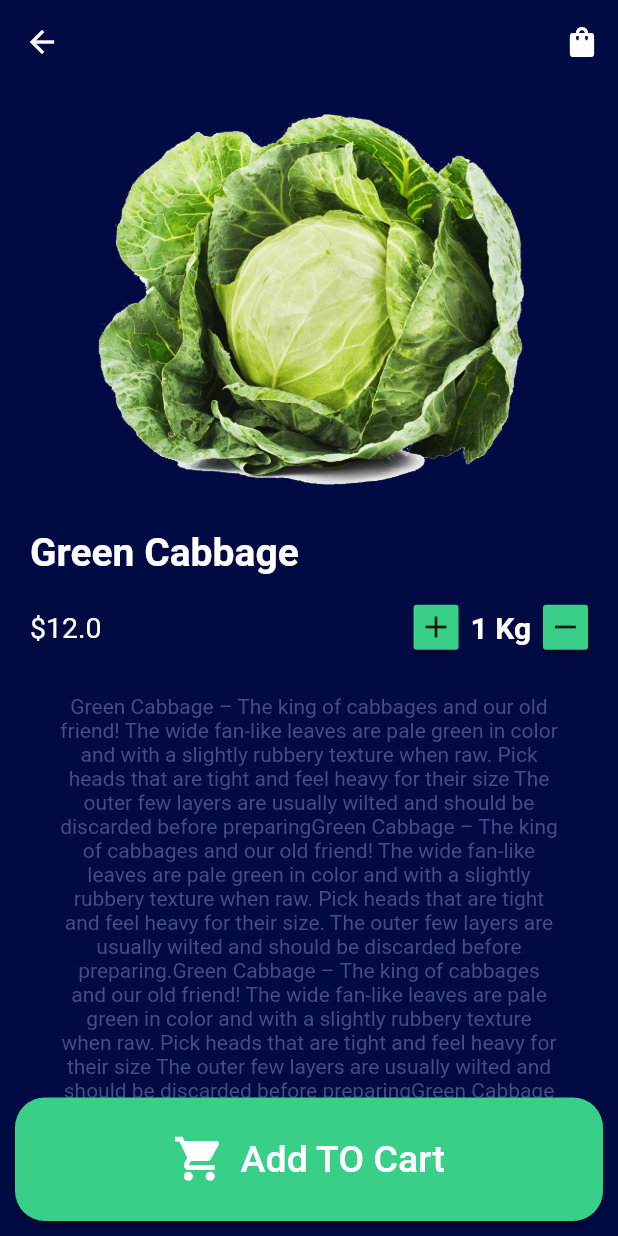
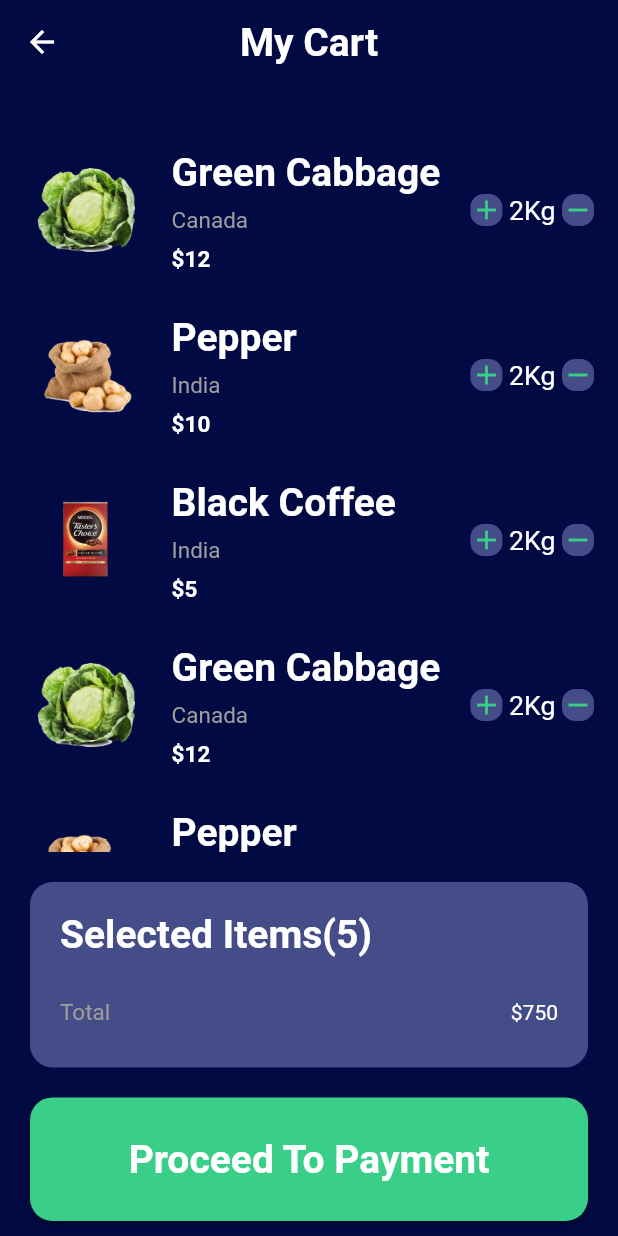
Before and after one commit to AlaaElsweedy/FoodMarketUI, a Flutter app: the DetailScreen screen opened directly with sample values from the repository, after a tap on "Add TO Cart", on a phone screen of 412 x 824 dp. Run offline on Flutter 3.47's test engine with Material 2 defaults, Android fonts, the phone set to English and light mode, and no system bars.

Commit message:
Finish Cart Screen

```diff
--- a/lib/main.dart
+++ b/lib/main.dart
@@ -1,7 +1,8 @@
 import 'package:flutter/material.dart';
+
 import 'package:food_ui/models/data.dart';
 import 'package:food_ui/screens/home_screen.dart';
-import 'package:food_ui/screens/onBordingScreen.dart';
+import 'package:food_ui/screens/onBoardingScreen.dart';
 
 main() => runApp(MyApp());
 
--- a/lib/models/cart.dart
+++ /dev/null
@@ -1,52 +0,0 @@
-import 'package:flutter/foundation.dart';
-
-class CartItem with ChangeNotifier {
-  final String title;
-  final String image;
-  final String countryProduct;
-  final int price;
-  final String quantity;
-
-  CartItem({
-    this.title,
-    this.image,
-    this.countryProduct,
-    this.price,
-    this.quantity,
-  });
-}
-
-class Cart {
-  final List<CartItem> _cartItemList = [
-    CartItem(
-      title: 'Green Cabbage',
-      image: 'green-cabbage',
-      countryProduct: 'Canada',
-      price: 12,
-      quantity: '2Kg',
-    ),
-    CartItem(
-      title: 'Pepper',
-      image: 'potato',
-      countryProduct: 'India',
-      price: 10,
-      quantity: '2Kg',
-    ),
-    CartItem(
-      title: 'Black Coffee',
-      image: 'black_coffee',
-      countryProduct: 'India',
-      price: 10,
-      quantity: '2Kg',
-    ),
-    CartItem(
-      title: 'Green Cabbage',
-      image: 'green-cabbage',
-      countryProduct: 'Canada',
-      price: 12,
-      quantity: '2Kg',
-    ),
-  ];
-
-  List<CartItem> get cartItemList => _cartItemList;
-}
--- a/lib/models/data.dart
+++ b/lib/models/data.dart
@@ -6,8 +6,7 @@ const Color secondaryColor = Color(0xFF2B3676);
 const Color thirdColor = Color(0xFF444D88);
 const Color cardBackground = Color(0xFF081257);
 
-const TextStyle header =
-    TextStyle(fontSize: 26, color: Colors.white, fontWeight: FontWeight.bold);
+const TextStyle header = TextStyle(fontSize: 26, color: Colors.white, fontWeight: FontWeight.bold);
 const TextStyle smallText = TextStyle(fontSize: 15, color: Colors.grey);
 
 class Category {
@@ -27,7 +26,9 @@ List<Category> categories = [
 class TopSellingFood {
   final String foodName, foodImage, foodUnit;
   final double foodPrice;
-  TopSellingFood({this.foodImage, this.foodName, this.foodUnit, this.foodPrice});
+
+  TopSellingFood(
+      {this.foodImage, this.foodName, this.foodUnit, this.foodPrice});
 }
 
 List<TopSellingFood> foodList = [
@@ -44,3 +45,57 @@ List<TopSellingFood> foodList = [
     foodPrice: 5,
   )
 ];
+
+class CartItem {
+  final String title;
+  final String productCountry;
+  final String image;
+  final int price;
+  final String quantity;
+
+  CartItem({
+    this.title,
+    this.productCountry,
+    this.image,
+    this.price,
+    this.quantity,
+  });
+}
+
+final List<CartItem> cartList = [
+  CartItem(
+    title: 'Green Cabbage',
+    productCountry: 'Canada',
+    image: 'green-cabbage',
+    price: 12,
+    quantity: '2Kg',
+  ),
+  CartItem(
+    title: 'Pepper',
+    productCountry: 'India',
+    image: 'potato',
+    quantity: '2Kg',
+    price: 10,
+  ),
+  CartItem(
+    title: 'Black Coffee',
+    productCountry: 'India',
+    image: 'black_coffee',
+    quantity: '2Kg',
+    price: 5,
+  ),
+  CartItem(
+    title: 'Green Cabbage',
+    productCountry: 'Canada',
+    image: 'green-cabbage',
+    price: 12,
+    quantity: '2Kg',
+  ),
+  CartItem(
+    title: 'Pepper',
+    productCountry: 'India',
+    image: 'potato',
+    quantity: '2Kg',
+    price: 10,
+  ),
+];
--- /dev/null
+++ b/lib/screens/cart_screen.dart
@@ -0,0 +1,97 @@
+import 'package:flutter/material.dart';
+
+import 'package:food_ui/models/data.dart';
+import 'package:food_ui/screens/components/cart_item_list.dart';
+
+class CartScreen extends StatelessWidget {
+  @override
+  Widget build(BuildContext context) {
+    var size = MediaQuery.of(context).size;
+    return Scaffold(
+      backgroundColor: backgroundColor,
+      appBar: AppBar(
+        backgroundColor: backgroundColor,
+        elevation: 0,
+        title: Text('My Cart', style: header),
+        centerTitle: true,
+      ),
+      body: Stack(
+        children: [
+          Padding(
+            padding: const EdgeInsets.only(top: 30, bottom: 10),
+            child: Column(
+              children: [
+                Expanded(
+                  child: ListView.builder(
+                    itemBuilder: (context, index) {
+                      return CartItemList(
+                        item: cartList[index],
+                      );
+                    },
+                    itemCount: cartList.length,
+                  ),
+                ),
+
+                // -------------- The Bottom Section -----------------
+                Container(
+                  color: backgroundColor,
+                  child: Column(
+                    children: [
+                      Container(
+                        margin: EdgeInsets.all(20),
+                        padding: EdgeInsets.all(20),
+                        height: size.height * 0.15,
+                        decoration: BoxDecoration(
+                          borderRadius: BorderRadius.circular(15),
+                          color: thirdColor,
+                        ),
+                        child: Column(
+                          crossAxisAlignment: CrossAxisAlignment.start,
+                          children: [
+                            Text(
+                              "Selected Items(5)",
+                              style: header,
+                            ),
+                            SizedBox(
+                              height: 20,
+                            ),
+                            Expanded(
+                              child: Row(
+                                mainAxisAlignment: MainAxisAlignment.spaceBetween,
+                                children: [
+                                  Text("Total", style: smallText),
+                                  Text("\$750", style: TextStyle(color: Colors.white)),
+                                ],
+                              ),
+                            ),
+                          ],
+                        ),
+                      ),
+                      Padding(
+                        padding: const EdgeInsets.symmetric(horizontal: 20),
+                        child: SizedBox(
+                          width: double.infinity,
+                          height: size.height * 0.1,
+                          child: RaisedButton(
+                            onPressed: () {},
+                            color: primaryColor,
+                            shape: RoundedRectangleBorder(
+                                borderRadius: BorderRadius.circular(15)),
+                            child: Text(
+                              "Proceed To Payment",
+                              style: header,
+                            ),
+                          ),
+                        ),
+                      ),
+                    ],
+                  ),
+                ),
+              ],
+            ),
+          ),
+        ],
+      ),
+    );
+  }
+}
--- /dev/null
+++ b/lib/screens/components/cart_item_list.dart
@@ -0,0 +1,84 @@
+import 'package:flutter/material.dart';
+import 'package:food_ui/models/data.dart';
+
+class CartItemList extends StatelessWidget {
+  final CartItem item;
+
+  const CartItemList({Key key, this.item}) : super(key: key);
+
+  @override
+  Widget build(BuildContext context) {
+    var size = MediaQuery.of(context).size;
+    return Container(
+      margin: EdgeInsets.symmetric(vertical: 10),
+      child: ListTile(
+        leading: Container(
+          width: size.width * 0.2,
+          child: Image.asset(
+            "assets/images/foods/${item.image}.png",
+            fit: BoxFit.contain,
+          ),
+        ),
+        title: Text(item.title, style: header),
+        subtitle: Column(
+          crossAxisAlignment: CrossAxisAlignment.start,
+          children: [
+            Padding(
+              padding: const EdgeInsets.only(top: 8.0),
+              child: Text(
+                item.productCountry,
+                style: TextStyle(
+                  color: Colors.grey,
+                  fontSize: 15,
+                ),
+              ),
+            ),
+            SizedBox(height: 8),
+            Text(
+              "\$${item.price}",
+              style: TextStyle(
+                  color: Colors.white,
+                  fontSize: 15,
+                  fontWeight: FontWeight.bold),
+            ),
+          ],
+        ),
+        trailing: Container(
+          height: size.height * 0.1,
+          width: size.width * 0.2,
+          child: FittedBox(
+            child: Row(
+              children: [
+                Container(
+                  decoration: BoxDecoration(
+                      borderRadius: BorderRadius.circular(10),
+                      color: thirdColor),
+                  child: Icon(
+                    Icons.add,
+                    color: primaryColor,
+                  ),
+                ),
+                Padding(
+                  padding: const EdgeInsets.all(5.0),
+                  child: Text(
+                    item.quantity,
+                    style: TextStyle(color: Colors.white, fontSize: 20),
+                  ),
+                ),
+                Container(
+                  decoration: BoxDecoration(
+                      borderRadius: BorderRadius.circular(10),
+                      color: thirdColor),
+                  child: Icon(
+                    Icons.remove,
+                    color: primaryColor,
+                  ),
+                ),
+              ],
+            ),
+          ),
+        ),
+      ),
+    );
+  }
+}
--- a/lib/screens/detail_screen.dart
+++ b/lib/screens/detail_screen.dart
@@ -1,5 +1,6 @@
 import 'package:flutter/material.dart';
 import 'package:food_ui/models/data.dart';
+import 'package:food_ui/screens/cart_screen.dart';
 
 class DetailScreen extends StatefulWidget {
   final TopSellingFood food;
@@ -116,7 +117,8 @@ class _DetailScreenState extends State<DetailScreen> {
                   child: ListView(
                     children: [
                       Padding(
-                        padding: const EdgeInsets.symmetric(vertical: 30, horizontal: 20),
+                        padding: const EdgeInsets.symmetric(
+                            vertical: 30, horizontal: 20),
                         child: Text(
                           "Green Cabbage – The king of cabbages and our old friend!"
                           " The wide fan-like leaves are pale green in color and with a slightly rubbery texture when raw."
@@ -138,7 +140,9 @@ class _DetailScreenState extends State<DetailScreen> {
                           style: TextStyle(color: thirdColor),
                         ),
                       ),
-                      SizedBox(height: 50,),
+                      SizedBox(
+                        height: 50,
+                      ),
                     ],
                   ),
                 ),
@@ -146,18 +150,23 @@ class _DetailScreenState extends State<DetailScreen> {
             ),
           ),
           Positioned(
-            bottom: 0,
-            left: 0,
-            right: 0,
+            bottom: 10,
+            left: 10,
+            right: 10,
             child: Container(
-              margin: EdgeInsets.symmetric(horizontal: 10, vertical: 10),
               height: size.height * 0.1,
               width: double.infinity,
               child: RaisedButton(
                 color: primaryColor,
                 shape: RoundedRectangleBorder(
                     borderRadius: BorderRadius.circular(20)),
-                onPressed: () {},
+                onPressed: () {
+                  Navigator.push(
+                      context,
+                      MaterialPageRoute(
+                        builder: (context) => CartScreen(),
+                      ));
+                },
                 child: Row(
                   mainAxisAlignment: MainAxisAlignment.center,
                   children: [
```
Also changed, not shown: lib/screens/onBoardingScreen.dart (renamed from lib/screens/onBordingScreen.dart). Lines whose indentation alone changed are shown as unchanged.
